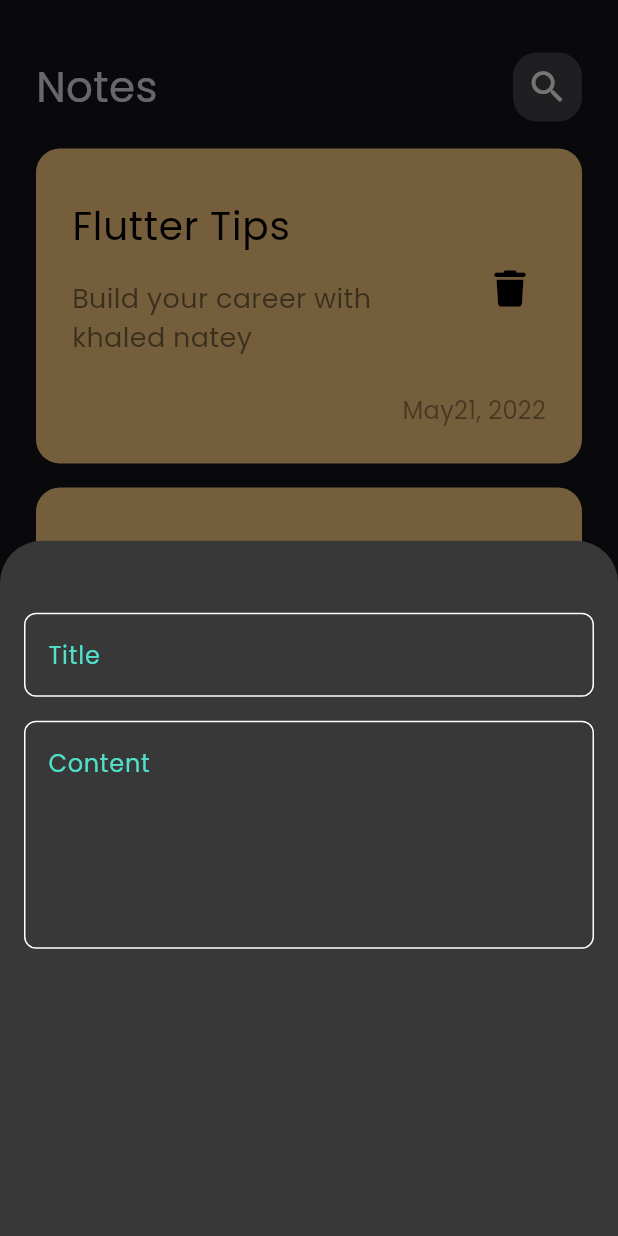
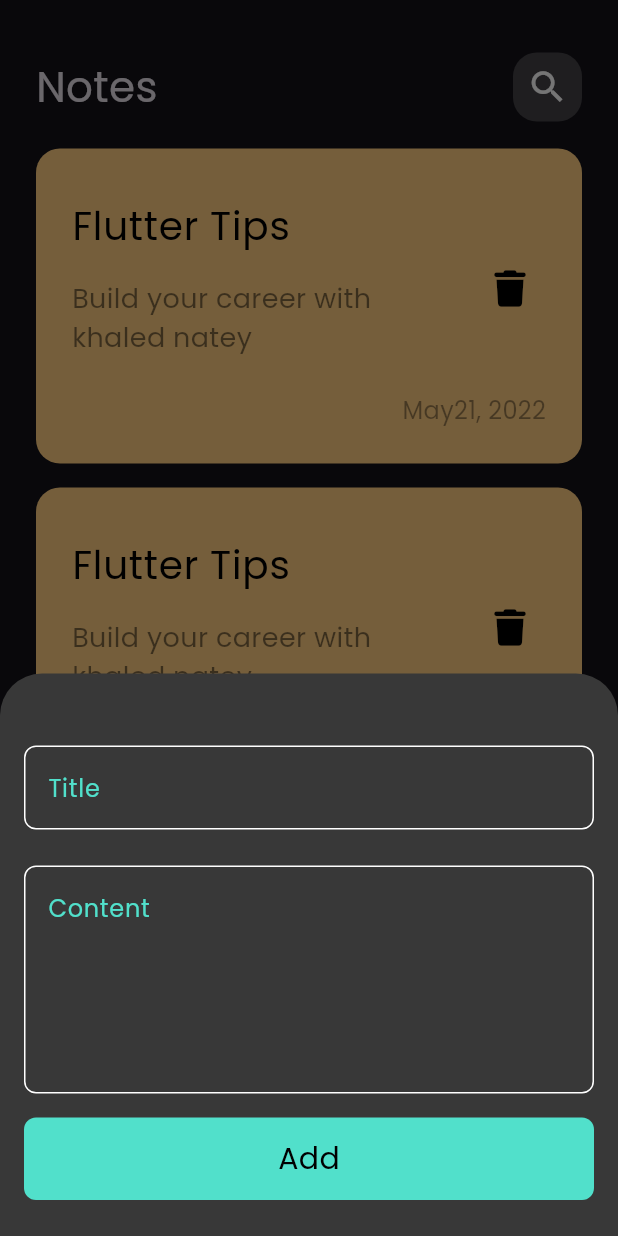
Before and after one commit to khaledNat3y/notes_app, a Flutter app: the screen it shows after launch, after a tap on the "add" icon, on a phone screen of 412 x 824 dp. Run offline on Flutter 3.47's test engine with Material 3 defaults, Android fonts, the phone set to English and light mode, and no system bars; our stand-ins replace font_awesome_flutter.

Commit message:
finish notes bottom sheet.

```diff
--- a/lib/ui/widgets/add_bottom_sheet.dart
+++ b/lib/ui/widgets/add_bottom_sheet.dart
@@ -1,20 +1,43 @@
 import 'package:flutter/material.dart';
 import 'package:notes_app/ui/widgets/custom_text_field.dart';
+
+import 'custom_button.dart';
 
 class AddBottomSheet extends StatelessWidget {
   const AddBottomSheet({super.key});
 
   @override
   Widget build(BuildContext context) {
-    return const Padding(
-      padding: EdgeInsets.symmetric(vertical: 16, horizontal: 16),
-      child: Column(
-        children: [
-          SizedBox(height: 32,),
-          CustomTextField(hint: 'Title',),
-          SizedBox(height: 16,),
-          CustomTextField(hint: "Content", maxLines: 5,)
-        ],
+    final viewInsets = MediaQuery.of(context).viewInsets;
+
+    return Padding(
+      padding: const EdgeInsets.symmetric(vertical: 16, horizontal: 16)
+          .copyWith(bottom: viewInsets.bottom + 16),
+      child: const SingleChildScrollView(
+        child: Column(
+          children: [
+            SizedBox(
+              height: 32,
+            ),
+            CustomTextField(
+              hint: 'Title',
+            ),
+            SizedBox(
+              height: 24,
+            ),
+            CustomTextField(
+              hint: "Content",
+              maxLines: 5,
+            ),
+            SizedBox(
+              height: 16,
+            ),
+            CustomButton(),
+            SizedBox(
+              height: 8,
+            ),
+          ],
+        ),
       ),
     );
   }
--- /dev/null
+++ b/lib/ui/widgets/custom_button.dart
@@ -0,0 +1,26 @@
+import 'package:flutter/material.dart';
+import 'package:notes_app/constants/app_colors.dart';
+
+class CustomButton extends StatelessWidget {
+  const CustomButton({super.key});
+
+  @override
+  Widget build(BuildContext context) {
+    return InkWell(
+      onTap: () {
+        Navigator.of(context).pop();
+      },
+      child: Container(
+        width: MediaQuery.sizeOf(context).width,
+        height: 55,
+        decoration: BoxDecoration(
+          color: AppColors.primaryColor,
+          borderRadius: BorderRadius.circular(8)
+        ),
+        child: const Center(
+          child: Text("Add", style: TextStyle(color: Colors.black, fontSize: 20, fontWeight: FontWeight.w400),),
+        ),
+      ),
+    );
+  }
+}
--- a/lib/ui/widgets/custom_text_field.dart
+++ b/lib/ui/widgets/custom_text_field.dart
@@ -9,6 +9,7 @@ class CustomTextField extends StatelessWidget {
   @override
   Widget build(BuildContext context) {
     return TextField(
+      autocorrect: true,
       cursorColor: AppColors.primaryColor,
       maxLines: maxLines ?? 1,
       decoration: InputDecoration(
```
